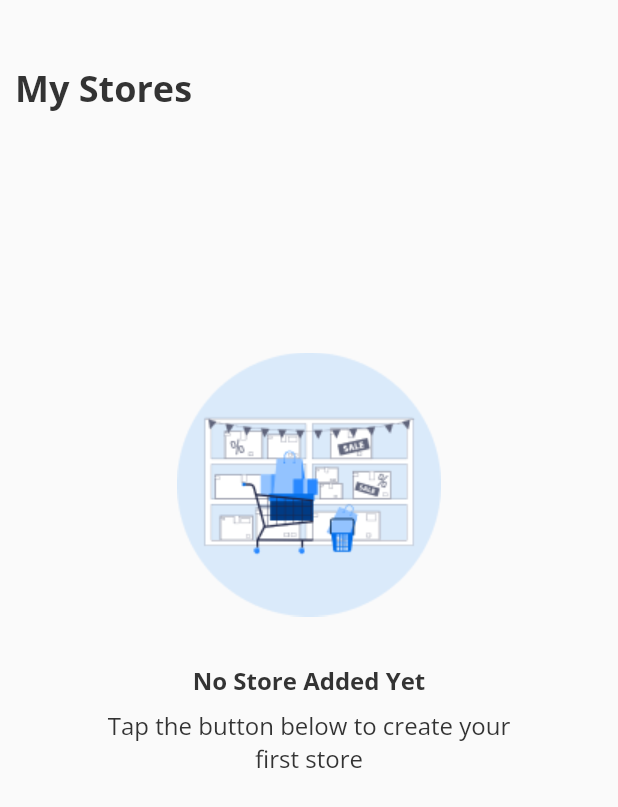
After one commit to ex-plo-rer/buylink, a Flutter app: the EmptyStoreView screen opened directly, on a phone screen of 412 x 824 dp. The commit adds this screen. Shown: the top 807 px of the screen. Run offline on Flutter 3.47's test engine with Material 2 defaults, Android fonts, the phone set to English and light mode, and no system bars; our stand-ins replace cached_network_image, dotted_border, flutter_map, flutter_rating_bar, flutter_svg, google_fonts and 4 more.

Commit message:
screen connections

```diff
--- a/lib/features/authentication/views/onboarding_view.dart
+++ b/lib/features/authentication/views/onboarding_view.dart
@@ -45,7 +45,7 @@ class OnboardingView extends ConsumerWidget {
                     style: const TextStyle(
                       color: AppColors.grey1,
                       fontWeight: FontWeight.w600,
-                      fontSize: 24,
+                      fontSize: 20,
                     ),
                     textAlign: TextAlign.center,
                   ),
--- /dev/null
+++ b/lib/features/core/notifiers/store_notifier/add_store2_notifier.dart
@@ -0,0 +1,13 @@
+import 'package:hooks_riverpod/hooks_riverpod.dart';
+
+import '../../../../core/utilities/base_change_notifier.dart';
+
+class AddStore2Notifier extends BaseChangeNotifier {
+  final Reader _reader;
+
+  AddStore2Notifier(this._reader);
+}
+
+final addStore2NotifierProvider =
+ChangeNotifierProvider.autoDispose<AddStore2Notifier>(
+        (ref) => AddStore2Notifier(ref.read));
--- a/lib/features/core/views/add_product_view.dart
+++ b/lib/features/core/views/add_product_view.dart
@@ -138,7 +138,7 @@ class AddProductView extends ConsumerWidget {
                                     ),)))),
 
                       AppButton(
-                        text: "Save Productq",
+                        text: "Save Product",
                         backgroundColor: AppColors.primaryColor,
                         // onPressed: () => ref
                         //     .read(navigationServiceProvider)
--- a/lib/features/core/views/message_view/message_view.dart
+++ b/lib/features/core/views/message_view/message_view.dart
@@ -24,6 +24,7 @@ class MessageView extends ConsumerWidget {
                 leading: CircleAvatar(child:Image.asset("assets/images/user_avatar.png")),
                 //leading: (Image.asset('assets/images/round_image.png')),
                 subtitle: Text ("Online 3hr ago", style: TextStyle(color: Colors.white, fontSize: 12)),
+
               )),
           actions: <Widget>[
             //IconButton
--- a/lib/features/core/views/store_views/add_store.dart
+++ b/lib/features/core/views/store_views/add_store.dart
@@ -175,7 +175,7 @@ class AddStoreView extends ConsumerWidget {
                     AppButton(
                       text:
                       addstoreNotifier.currentPage == addstoreNotifier.totalPage
-                          ? AppStrings.signup
+                          ? AppStrings.next
                           : AppStrings.next,
                       backgroundColor: AppColors.primaryColor,
                       onPressed: () {
--- /dev/null
+++ b/lib/features/core/views/store_views/add_store2.dart
@@ -0,0 +1,65 @@
+import 'package:flutter/cupertino.dart';
+import 'package:flutter/material.dart';
+import 'package:hooks_riverpod/hooks_riverpod.dart';
+
+import '../../../../widgets/app_button.dart';
+import '../../../../widgets/spacing.dart';
+import '../../notifiers/store_notifier/add_store2_notifier.dart';
+
+class EmptyStoreView extends ConsumerWidget {
+  EmptyStoreView({Key? key}) : super(key: key);
+
+
+  @override
+  Widget build(BuildContext context, ref) {
+    final addstoreNotifier = ref.watch(addStore2NotifierProvider);
+    return Scaffold(
+        resizeToAvoidBottomInset: false,
+        body:
+        Column(
+            crossAxisAlignment: CrossAxisAlignment.start,
+
+            children: <Widget>[
+              Spacing.largeHeight(),
+
+              Padding (
+                padding: EdgeInsets.fromLTRB(10, 10, 0, 0),
+                child:
+                Text ("My Stores", textAlign: TextAlign.start, style: TextStyle(fontSize: 24, fontWeight: FontWeight.bold),),),
+
+
+              Center(child: Column(
+                  mainAxisAlignment: MainAxisAlignment.center,
+                  crossAxisAlignment: CrossAxisAlignment.center,
+                  children: <Widget>[
+                    Spacing.largeHeight(),
+                    Spacing.largeHeight(),
+                    Spacing.largeHeight(),
+                    Spacing.largeHeight(),
+                    Spacing.largeHeight(),
+
+
+                    Image.asset("assets/images/store_empty_state.png"),
+                    Spacing.largeHeight(),
+
+                    const Padding(
+                        padding: EdgeInsets.fromLTRB(90, 0, 90, 0),
+                        child: Text("No Store Added Yet", style: TextStyle(fontWeight: FontWeight.bold, fontSize: 16),
+                          textAlign: TextAlign.center,)),
+
+                    //Text ("No Store Added Yet"),
+
+                    Spacing.smallHeight(),
+
+                    const Padding(
+                        padding: EdgeInsets.fromLTRB(60, 0, 60, 0),
+                        child: Text("Tap the button below to create your first store", style: TextStyle( fontSize: 16),
+                          textAlign: TextAlign.center,)),
+
+                    //Text("Tap the button below to create your first store"),
+
+                    AppButton(text: "Create My First Store")
+
+                  ]
+              )
+              )]));}}
--- a/lib/main.dart
+++ b/lib/main.dart
@@ -30,7 +30,7 @@ class MyApp extends ConsumerWidget {
       debugShowCheckedModeBanner: false,
       title: AppStrings.appName,
       theme: AppTheme.lightTheme,
-      home: AddProductView(),
+      home: OnboardingView(),
       onGenerateRoute: Routes.generateRoute,
       navigatorKey: ref.read(navigationServiceProvider).navigatorKey,
       scaffoldMessengerKey: ref.read(snackbarService).scaffoldMessengerKey,
```
Also changed, not shown: lib/features/authentication/views/notification_view.dart (+8 -1 lines), lib/features/core/views/home_view.dart (+11 -0 lines), lib/features/core/views/store_views/store_dashboard_view.dart (+9 -0 lines), lib/widgets/store_container.dart (+14 -5 lines).
